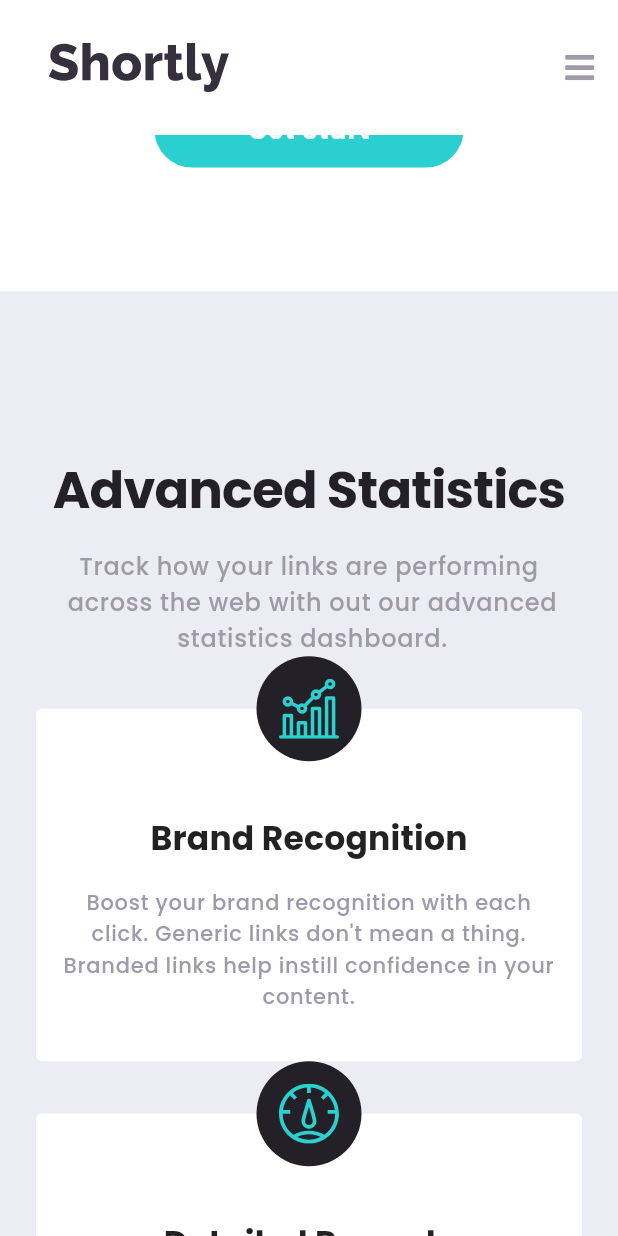
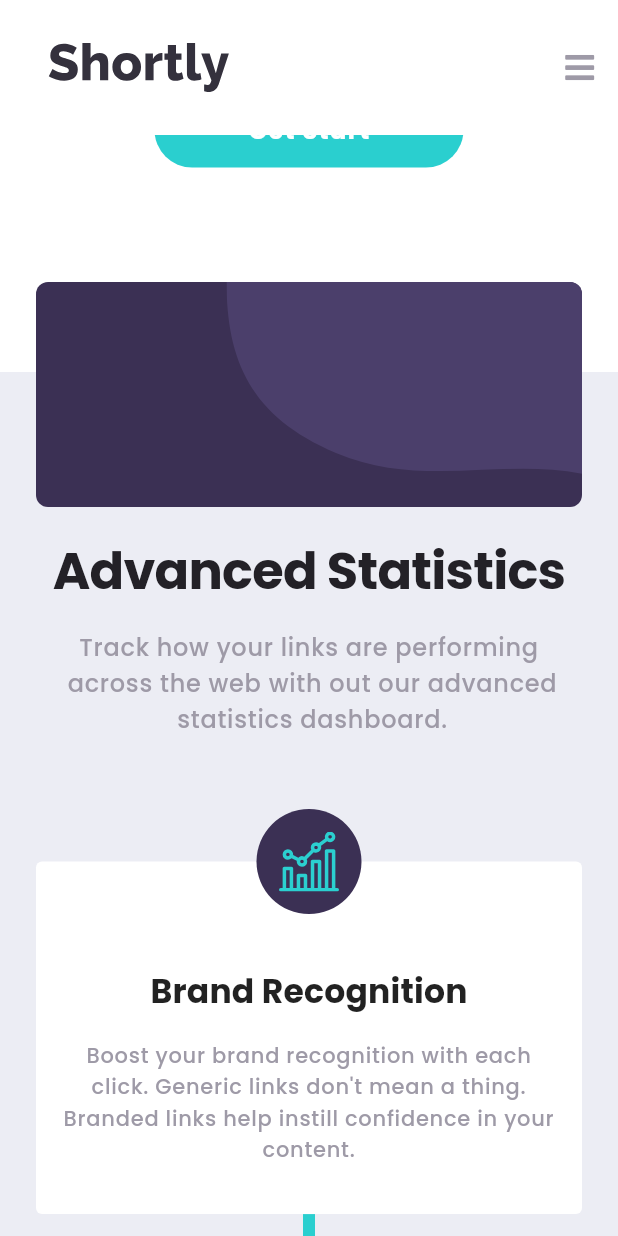
Before and after one commit to alirezat66/shortlinkproj, a Flutter app: the screen it shows after launch, scrolled down 576 dp, on a phone screen of 412 x 824 dp. Run offline on Flutter 3.47's test engine with Material 2 defaults, Android fonts, the phone set to English and light mode, and no system bars; drawn by our look-alikes of auto_size_text; our stand-ins replace flutter_svg, font_awesome_flutter, google_fonts.

Commit message:
create homescreen input container
add stack to home screen, and create the container
add svg of background to constant_images.dart
add homescreeninputheight to constant_sizes.dart
change color of circle_icon_container_widget.dart
clear golden numbers from advance_note_list_view_widget.dart and advance_item_widget.dart

```diff
--- a/design/shortening_mobile_app/lib/constant/constant_images.dart
+++ b/design/shortening_mobile_app/lib/constant/constant_images.dart
@@ -3,4 +3,5 @@ class ImageAddress {
   static const brandRecognitionIcon = 'images/icon-brand-recognition.svg';
   static const detailedRecordsIcon = 'images/icon-detailed-records.svg';
   static const fullyCustomizableIcon = 'images/icon-fully-customizable.svg';
+  static const backgroundShortenMobile = 'images/bg-shorten-mobile.svg';
 }
--- a/design/shortening_mobile_app/lib/constant/constant_sizes.dart
+++ b/design/shortening_mobile_app/lib/constant/constant_sizes.dart
@@ -4,5 +4,10 @@ class ConstantSize {
   static const double largePadding = 32;
   static const double normalPadding = 24;
   static const double smallPadding = 16;
+  static const double extraSmallPadding = 8;
+  static const double extraSmallRadius = 4;
+  static const double smallRadius = 8;
   static const double circleIconContainerSize = 70;
+  static const double toolbarHeight = 90;
+  static const double homeScreenInputFormHeight = 150;
 }
--- a/design/shortening_mobile_app/lib/screen/home_screen.dart
+++ b/design/shortening_mobile_app/lib/screen/home_screen.dart
@@ -10,6 +10,7 @@ import 'package:shortening_mobile_app/constant/constant_sizes.dart';
 import 'package:shortening_mobile_app/constant/constant_strings.dart';
 import 'package:shortening_mobile_app/data/model/advance_note.dart';
 import 'package:shortening_mobile_app/widget/advance_item_widget.dart';
+import 'package:shortening_mobile_app/widget/advance_note_list_view_widget.dart';
 import 'package:shortening_mobile_app/widget/rounded_button_widget.dart';
 
 class HomeScreen extends StatefulWidget {
@@ -21,15 +22,19 @@ class _HomeScreenState extends State<HomeScreen> {
   @override
   Widget build(BuildContext context) {
     Size size = MediaQuery.of(context).size;
-    List<AdvanceNote> list = AdvanceNoteList().list;
+    List<AdvanceNote> advanceNoteList = AdvanceNoteList().list;
     SystemChrome.setEnabledSystemUIOverlays([]);
     return Scaffold(
       appBar: buildAppBar(),
       backgroundColor: Colors.white,
       body: SingleChildScrollView(
-        child: Column(
+        child: Stack(
+          alignment: Alignment.topCenter,
+          children: [
+            Column(
               children: [
                 Container(
+                  height: size.height - ConstantSize.toolbarHeight,
                   color: Colors.white,
                   child: Column(
                     crossAxisAlignment: CrossAxisAlignment.center,
@@ -52,8 +57,12 @@ class _HomeScreenState extends State<HomeScreen> {
                         child: AutoSizeText(StringValue.homeTitle,
                             maxLines: 2,
                             textAlign: TextAlign.center,
-                        style: Theme.of(context).textTheme.headline3.copyWith(
-                            color: ConstantColors.veryDarkViolet, height: 1.2)),
+                            style: Theme.of(context)
+                                .textTheme
+                                .headline3
+                                .copyWith(
+                                    color: ConstantColors.veryDarkViolet,
+                                    height: 1.2)),
                       ),
                       Padding(
                         padding: const EdgeInsets.only(
@@ -63,17 +72,19 @@ class _HomeScreenState extends State<HomeScreen> {
                         child: AutoSizeText(StringValue.homeDescription,
                             maxLines: 3,
                             textAlign: TextAlign.center,
-                        style: Theme.of(context).textTheme.bodyText1.copyWith(
-                            color: ConstantColors.grayishViolet, height: 1.5)),
+                            style: Theme.of(context)
+                                .textTheme
+                                .bodyText1
+                                .copyWith(
+                                    color: ConstantColors.grayishViolet,
+                                    height: 1.5)),
                       ),
                       Padding(
-                    padding:
-                        const EdgeInsets.only(top: ConstantSize.largePadding),
+                        padding: const EdgeInsets.only(
+                            top: ConstantSize.largePadding),
                         child: RoundedButton(
-                        onPressed: _onClickStartButton, width: size.width / 2),
-                  ),
-                  SizedBox(
-                    height: size.height / 10,
+                            onPressed: _onClickStartButton,
+                            width: size.width / 2),
                       ),
                     ],
                   ),
@@ -94,8 +105,12 @@ class _HomeScreenState extends State<HomeScreen> {
                         child: AutoSizeText(StringValue.advancedTitle,
                             maxLines: 1,
                             textAlign: TextAlign.center,
-                        style: Theme.of(context).textTheme.headline4.copyWith(
-                            color: ConstantColors.veryDarkViolet, height: 1.2)),
+                            style: Theme.of(context)
+                                .textTheme
+                                .headline4
+                                .copyWith(
+                                    color: ConstantColors.veryDarkViolet,
+                                    height: 1.2)),
                       ),
                       Padding(
                         padding: const EdgeInsets.only(
@@ -105,21 +120,50 @@ class _HomeScreenState extends State<HomeScreen> {
                         child: AutoSizeText(StringValue.advancedDescription,
                             maxLines: 3,
                             textAlign: TextAlign.center,
-                        style: Theme.of(context).textTheme.bodyText1.copyWith(
-                            color: ConstantColors.grayishViolet, height: 1.5)),
+                            style: Theme.of(context)
+                                .textTheme
+                                .bodyText1
+                                .copyWith(
+                                    color: ConstantColors.grayishViolet,
+                                    height: 1.5)),
                       ),
-                  ListView.builder(
-                      itemCount: list.length,
-                      shrinkWrap: true,
-                      physics: NeverScrollableScrollPhysics(),
-                      itemBuilder: (context, index) {
-                        return AdvanceItem(note: list[index]);
-                      }),
+                      SizedBox(
+                        height: ConstantSize.extraLargePadding,
+                      ),
+                      AdvanceNoteListView(list: advanceNoteList),
                       SizedBox(
                         height: size.height / 10,
                       ),
                     ],
                   ),
+                ),
+              ],
+            ),
+            Positioned(
+              top: size.height -
+                  ConstantSize.toolbarHeight -
+                  ConstantSize.homeScreenInputFormHeight / 2.5,
+              child: Container(
+                  width: size.width - ConstantSize.extraLargePadding,
+                  height: ConstantSize.homeScreenInputFormHeight,
+                  child: Stack(
+                    alignment: Alignment.topCenter,
+                    children: [
+                      Positioned(
+                          right: 0,
+                          child: ClipRRect(
+                            borderRadius: BorderRadius.only(
+                                topRight:
+                                    Radius.circular(ConstantSize.smallRadius)),
+                            child: SvgPicture.asset(
+                                ImageAddress.backgroundShortenMobile),
+                          )),
+                    ],
+                  ),
+                  decoration: BoxDecoration(
+                      borderRadius:
+                          BorderRadius.circular(ConstantSize.smallRadius),
+                      color: Theme.of(context).primaryColorDark)),
             ),
           ],
         ),
@@ -131,7 +175,7 @@ class _HomeScreenState extends State<HomeScreen> {
     return AppBar(
         backgroundColor: Colors.transparent,
         elevation: 0,
-        toolbarHeight: 90,
+        toolbarHeight: ConstantSize.toolbarHeight,
         actions: [
           Padding(
             padding: const EdgeInsets.symmetric(horizontal: 16),
--- a/design/shortening_mobile_app/lib/widget/advance_item_widget.dart
+++ b/design/shortening_mobile_app/lib/widget/advance_item_widget.dart
@@ -22,7 +22,9 @@ class AdvanceItem extends StatelessWidget {
           width: MediaQuery.of(context).size.width -
               ConstantSize.extraLargePadding,
           decoration: BoxDecoration(
-              color: Colors.white, borderRadius: BorderRadius.circular(4)),
+              color: Colors.white,
+              borderRadius:
+                  BorderRadius.circular(ConstantSize.extraSmallRadius)),
           child: Column(
             children: [
               SizedBox(height: ConstantSize.circleIconContainerSize),
@@ -32,7 +34,10 @@ class AdvanceItem extends StatelessWidget {
               ),
               Padding(
                 padding: const EdgeInsets.only(
-                    top: 16, right: 16, left: 16, bottom: 32),
+                    top: ConstantSize.smallPadding,
+                    right: ConstantSize.smallPadding,
+                    left: ConstantSize.smallPadding,
+                    bottom: ConstantSize.largePadding),
                 child: Text(note.description,
                     textAlign: TextAlign.center,
                     style: Theme.of(context).textTheme.bodyText1.copyWith(
--- /dev/null
+++ b/design/shortening_mobile_app/lib/widget/advance_note_list_view_widget.dart
@@ -0,0 +1,38 @@
+import 'package:flutter/material.dart';
+import 'package:shortening_mobile_app/constant/constant_sizes.dart';
+import 'package:shortening_mobile_app/data/model/advance_note.dart';
+
+import 'advance_item_widget.dart';
+
+class AdvanceNoteListView extends StatelessWidget {
+  const AdvanceNoteListView({
+    Key key,
+    @required this.list,
+  }) : super(key: key);
+
+  final List<AdvanceNote> list;
+
+  @override
+  Widget build(BuildContext context) {
+    return ListView.builder(
+        itemCount: list.length,
+        shrinkWrap: true,
+        physics: NeverScrollableScrollPhysics(),
+        itemBuilder: (context, index) {
+          if (index != list.length - 1) {
+            return Column(
+              children: [
+                AdvanceItem(note: list[index]),
+                Container(
+                  width: ConstantSize.extraSmallPadding,
+                  height: ConstantSize.extraLargePadding,
+                  color: Theme.of(context).primaryColor,
+                ),
+              ],
+            );
+          } else {
+            return AdvanceItem(note: list[index]);
+          }
+        });
+  }
+}
--- a/design/shortening_mobile_app/lib/widget/circle_icon_container_widget.dart
+++ b/design/shortening_mobile_app/lib/widget/circle_icon_container_widget.dart
@@ -18,7 +18,7 @@ class CircleIconContainer extends StatelessWidget {
       decoration: BoxDecoration(
         borderRadius:
             BorderRadius.circular(ConstantSize.circleIconContainerSize / 2),
-        color: ConstantColors.veryDarkViolet,
+        color: Theme.of(context).primaryColorDark,
       ),
       child: SvgPicture.asset(
         iconAddress,
```
Lines whose indentation alone changed are shown as unchanged.
